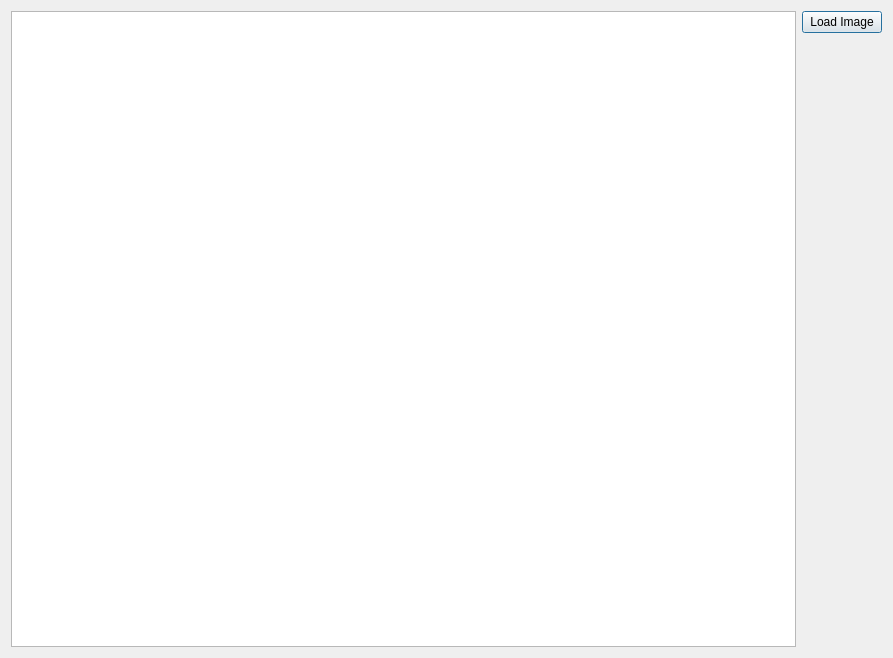
Qt form gui/base.ui (petres/atomgrid) before a commit.
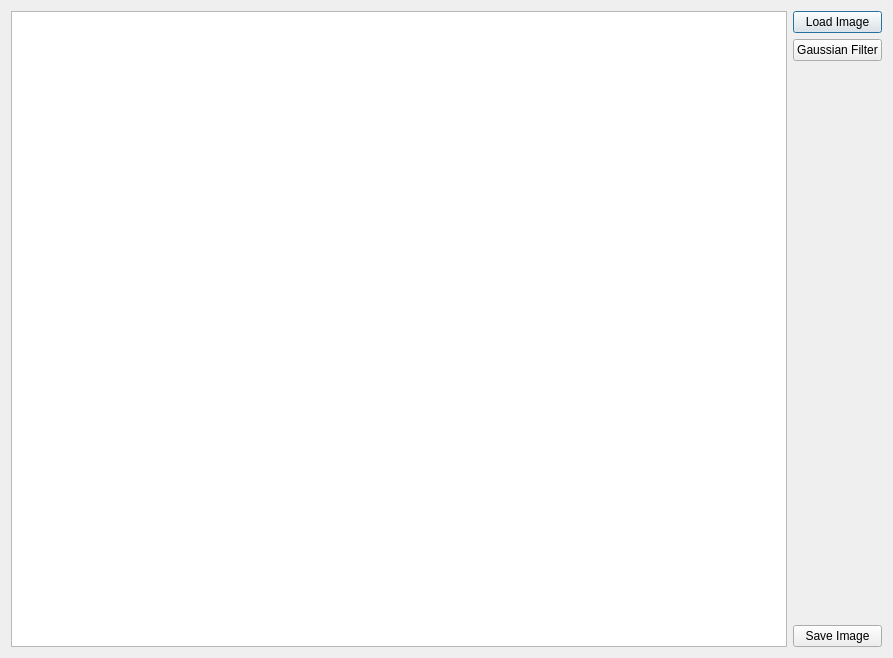
The same form after that commit.

The edit to the form file:
```diff
--- a/gui/base.ui
+++ b/gui/base.ui
@@ -26,6 +26,13 @@
        </property>
       </widget>
      </item>
+     <item>
+      <widget class="QPushButton" name="gaussFilterButton">
+       <property name="text">
+        <string>Gaussian Filter</string>
+       </property>
+      </widget>
+     </item>
      <item>
       <spacer name="verticalSpacer">
        <property name="orientation">
@@ -39,6 +46,13 @@
        </property>
       </spacer>
      </item>
+     <item>
+      <widget class="QPushButton" name="saveFileButton">
+       <property name="text">
+        <string>Save Image</string>
+       </property>
+      </widget>
+     </item>
     </layout>
    </item>
   </layout>
```
